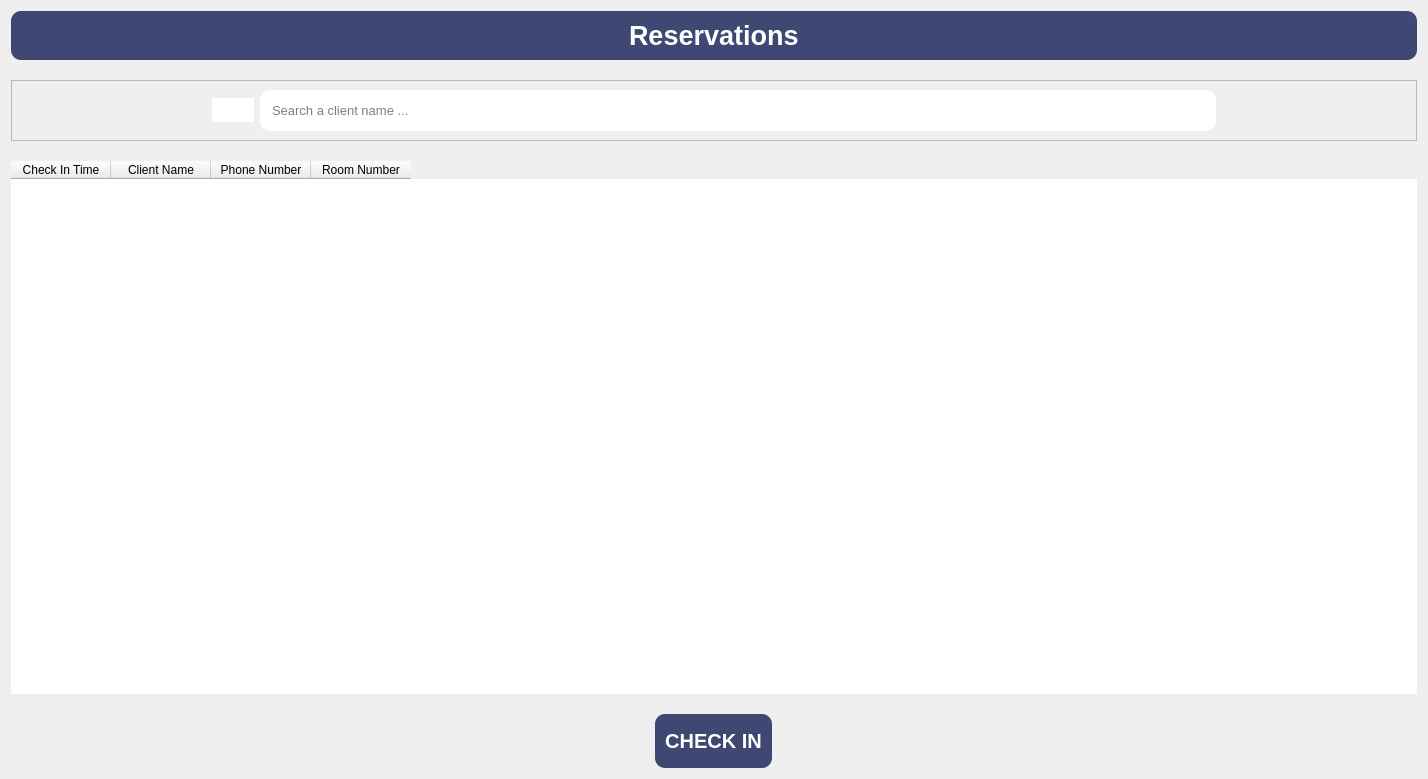
Old version of the form checking.ui in the repository mindt102/HotelManagementSystem.
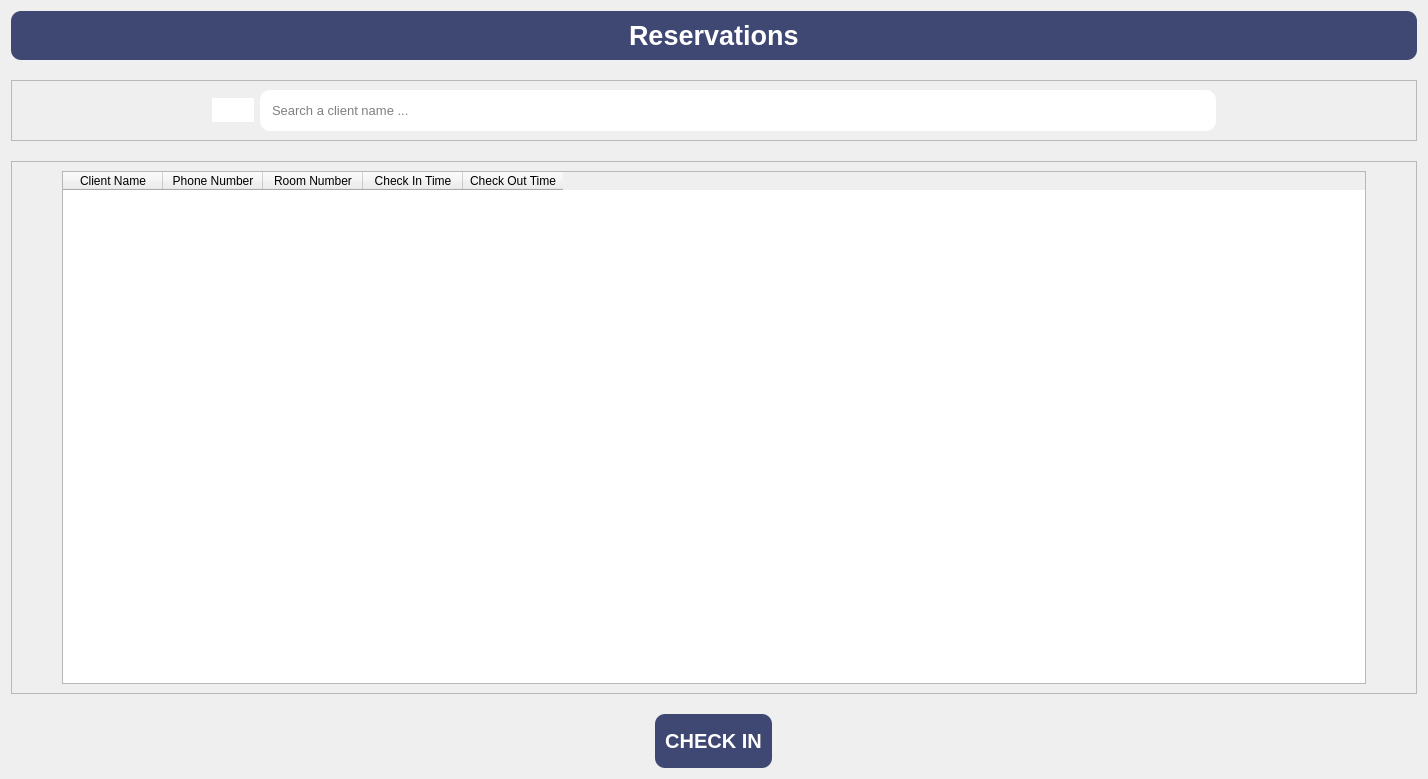
New version of the form. Icons and pictures are not drawn.

Commit message: split checking status

```diff
--- a/checking.ui
+++ b/checking.ui
@@ -121,15 +121,25 @@
     </widget>
    </item>
    <item>
+    <widget class="QFrame" name="frame_3">
+     <property name="frameShape">
+      <enum>QFrame::StyledPanel</enum>
+     </property>
+     <property name="frameShadow">
+      <enum>QFrame::Raised</enum>
+     </property>
+     <layout class="QGridLayout" name="gridLayout">
+      <property name="leftMargin">
+       <number>50</number>
+      </property>
+      <property name="rightMargin">
+       <number>50</number>
+      </property>
+      <item row="0" column="0">
     <widget class="QTableWidget" name="tableWidget">
      <property name="styleSheet">
-      <string notr="true">border-radius: 10px;</string>
-     </property>
-     <column>
-      <property name="text">
-       <string>Check In Time</string>
-      </property>
-     </column>
+         <string notr="true"/>
+        </property>
      <column>
       <property name="text">
        <string>Client Name</string>
@@ -145,6 +155,19 @@
        <string>Room Number</string>
       </property>
      </column>
+        <column>
+         <property name="text">
+          <string>Check In Time</string>
+         </property>
+        </column>
+        <column>
+         <property name="text">
+          <string>Check Out Time</string>
+         </property>
+        </column>
+       </widget>
+      </item>
+     </layout>
     </widget>
    </item>
    <item alignment="Qt::AlignHCenter">
```
Left out of the diff: 14 changed lines with no effect on the pictures. Lines whose indentation alone changed are shown as unchanged. The commit also changes 2 other files.
